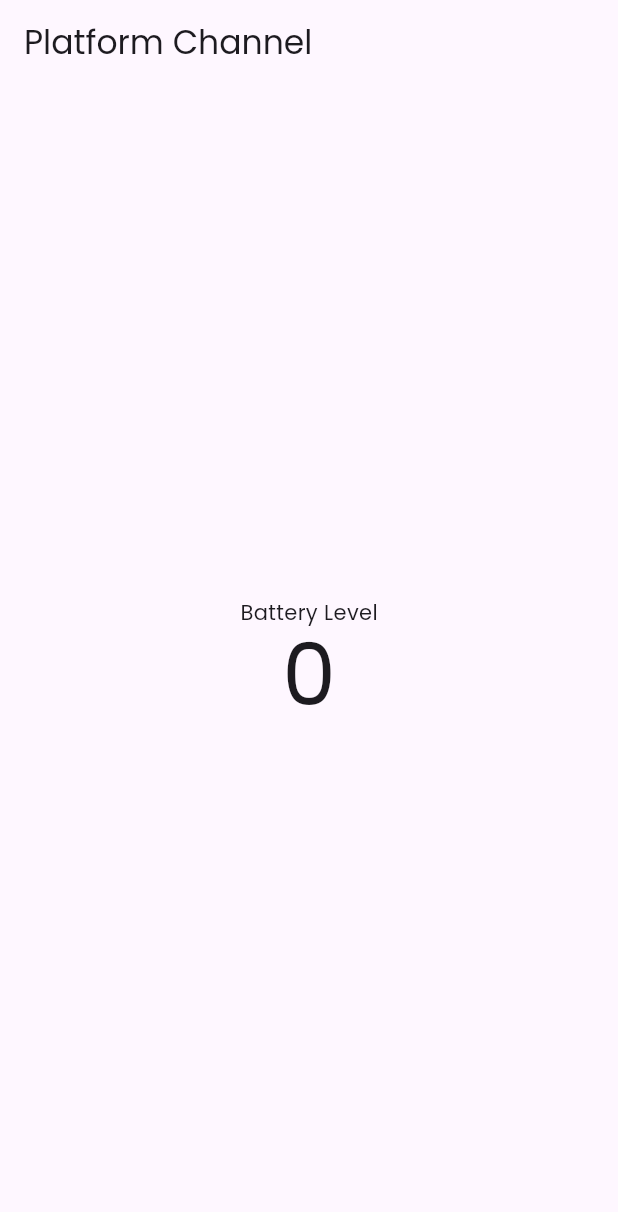
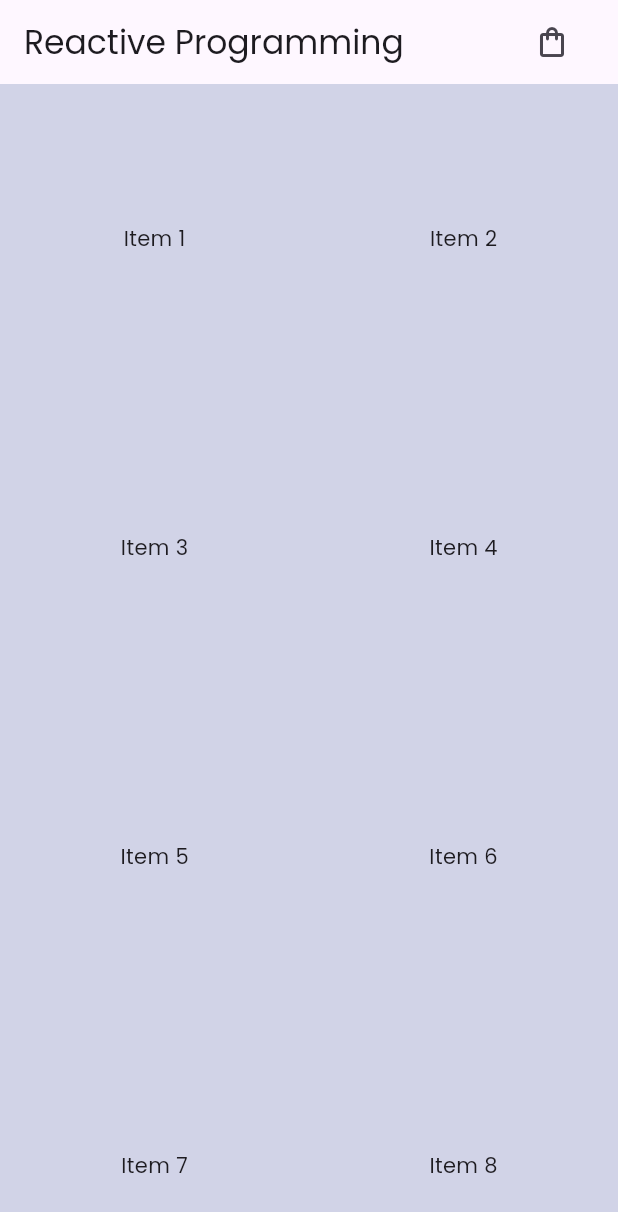
Before and after one commit to shravan-elred/flutter_training, a Flutter app: the screen it shows after launch, on a phone screen of 412 x 824 dp. Shown: the top 1212 px of the screen. Run offline on Flutter 3.47's test engine with Material 3 defaults, Android fonts, the phone set to English and light mode, and no system bars; our stand-ins replace google_fonts, rxdart; missing offline and left inert: worker_manager, workmanager; generated files the repository leaves out were written again.

Commit message:
cart bloc using stream controllers & rxdart

```diff
--- /dev/null
+++ b/lib/cart/bloc/cart_bloc.dart
@@ -0,0 +1,34 @@
+import 'dart:async';
+
+import 'package:rxdart/subjects.dart';
+
+class CartBloc {
+  CartBloc() {
+    _addItemController.stream.listen(_onAddItem);
+  }
+
+  final List<String> _cart = [];
+  Stream<int> get itemCount => _itemCountSubject.stream;
+  final _addItemController = StreamController<String>();
+
+  final _itemCountSubject = BehaviorSubject<int>();
+
+  void addItem(String item) {
+    _addItemController.sink.add(item);
+  }
+
+  void clearCart() {
+    _cart.clear();
+    _itemCountSubject.add(0);
+  }
+
+  void _onAddItem(String item) {
+    _cart.add(item);
+    _itemCountSubject.add(_cart.length);
+  }
+
+  void dispose() {
+    _addItemController.close();
+    _itemCountSubject.close();
+  }
+}
--- /dev/null
+++ b/lib/cart/view/cart_view.dart
@@ -0,0 +1,71 @@
+import 'dart:math';
+import 'package:flutter/material.dart';
+
+import '../bloc/cart_bloc.dart';
+
+class CartView extends StatefulWidget {
+  const CartView({super.key});
+
+  @override
+  State<CartView> createState() => _CartViewState();
+}
+
+class _CartViewState extends State<CartView> {
+  final _bloc = CartBloc();
+
+  @override
+  void dispose() {
+    _bloc.dispose();
+    super.dispose();
+  }
+
+  @override
+  Widget build(BuildContext context) {
+    return Scaffold(
+      appBar: AppBar(
+        title: const Text('Reactive Programming'),
+        actions: [
+          StreamBuilder<int>(
+            stream: _bloc.itemCount,
+            initialData: 0,
+            builder: (_, snapshot) {
+              return Badge.count(
+                isLabelVisible: snapshot.data! > 0,
+                largeSize: 20,
+                padding: const EdgeInsets.symmetric(horizontal: 6),
+                count: snapshot.data!,
+                child: IconButton(
+                  onPressed: _bloc.clearCart,
+                  icon: const Icon(
+                    Icons.shopping_bag_outlined,
+                  ),
+                ),
+              );
+            },
+          ),
+          const SizedBox(width: 20),
+        ],
+      ),
+      body: GridView.builder(
+        gridDelegate: const SliverGridDelegateWithFixedCrossAxisCount(
+          crossAxisCount: 2,
+        ),
+        itemCount: 10,
+        itemBuilder: (context, index) {
+          return InkWell(
+            onTap: () => _bloc.addItem('Item ${index + 1}'),
+            child: Ink(
+              height: 100,
+              color: Color(
+                (Random().nextDouble() * 0xFFFFFF).toInt(),
+              ).withOpacity(0.2),
+              child: Center(
+                child: Text('Item ${index + 1}'),
+              ),
+            ),
+          );
+        },
+      ),
+    );
+  }
+}
--- a/lib/main.dart
+++ b/lib/main.dart
@@ -3,8 +3,7 @@ import 'package:google_fonts/google_fonts.dart';
 import 'package:flutter_localizations/flutter_localizations.dart';
 import 'package:flutter_gen/gen_l10n/app_localizations.dart';
 
-import 'battery_level/view/battery_level_page.dart';
-import 'user/view/user_page.dart';
+import 'cart/view/cart_view.dart';
 
 final navigaterKey = GlobalKey<NavigatorState>();
 
@@ -19,6 +18,7 @@ class MyApp extends StatelessWidget {
   Widget build(BuildContext context) {
     return MaterialApp(
       title: 'flutter_training',
+      debugShowCheckedModeBanner: false,
       theme: ThemeData(
         fontFamily: GoogleFonts.poppins().fontFamily,
         useMaterial3: true,
@@ -34,7 +34,7 @@ class MyApp extends StatelessWidget {
         Locale('en'), // English
         Locale('fr'), // French
       ],
-      home: const BatteryLevelPage(),
+      home: const CartView(),
     );
   }
 }
--- a/pubspec.yaml
+++ b/pubspec.yaml
@@ -20,6 +20,7 @@ dependencies:
   workmanager: ^0.5.2
   json_annotation: ^4.9.0
   flutter_localization: ^0.2.0
+  rxdart: ^0.28.0
 
 dev_dependencies:
   flutter_test:
```
Also changed, not shown: pubspec.lock.
